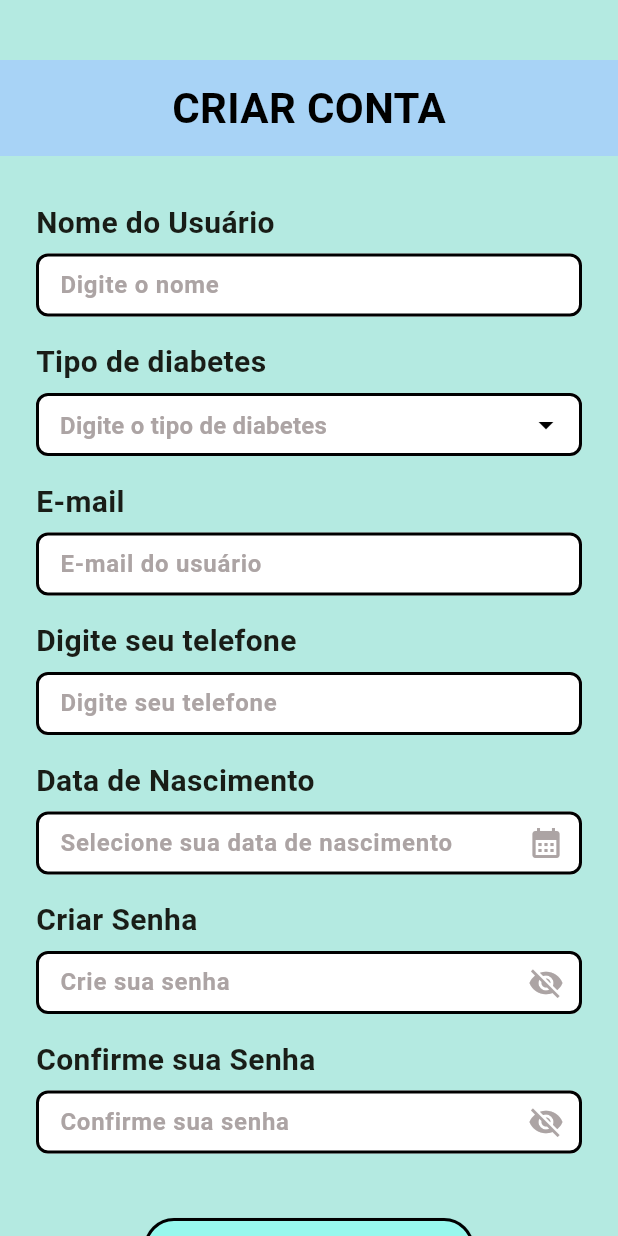
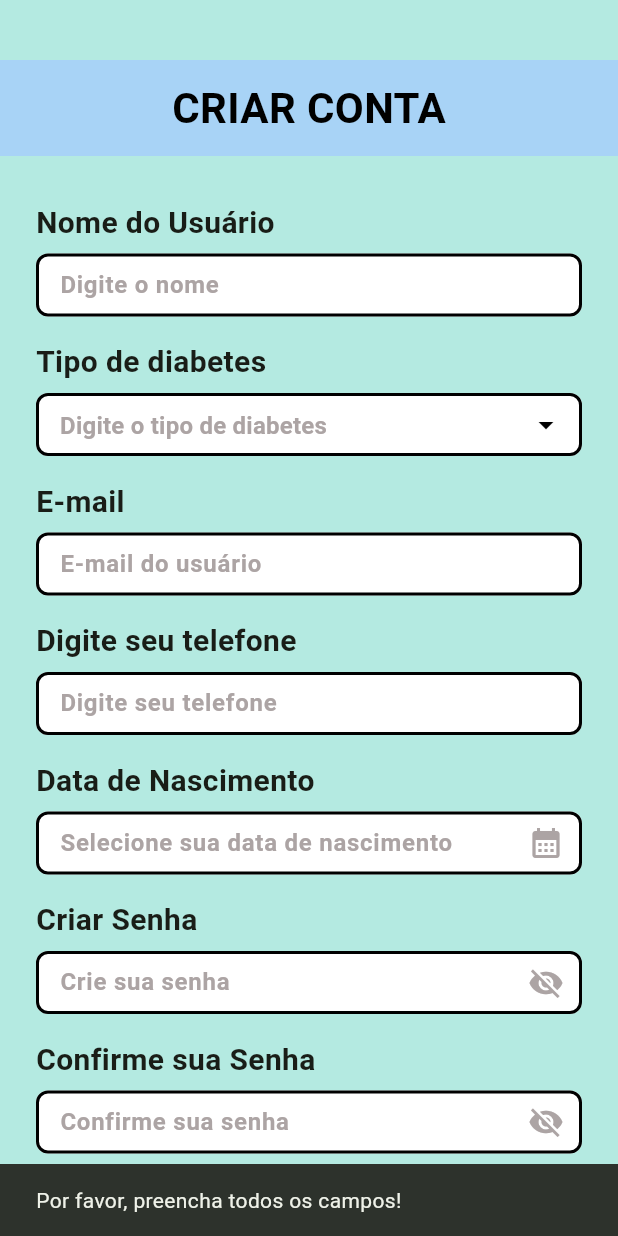
Before and after one commit to AndreyRP/SugarHealth, a Flutter app: the Cadastro screen opened by its route, after a tap on "Criar Conta", on a phone screen of 412 x 824 dp. Run offline on Flutter 3.47's test engine with Material 3 defaults, Android fonts, the phone set to English and light mode, and no system bars.

Commit message:
Implementação das funcionalidades das telas cadastro e login

```diff
--- a/lib/pages/cadastro.dart
+++ b/lib/pages/cadastro.dart
@@ -1,9 +1,14 @@
 import 'package:flutter/material.dart';
 import 'package:sugarhealth/widgets/buildLabel.dart';
 import 'package:sugarhealth/widgets/createBoxInput.dart';
-
 import '../widgets/inputDecoration.dart';
 
+String? nomeSalvo;
+String? tipoDiabetesSalvo;
+String? emailSalvo;
+String? telefoneSalvo;
+String? dataNascimentoSalva;
+String? senhaSalva;
 
 class Cadastro extends StatefulWidget {
   const Cadastro({super.key});
@@ -17,7 +22,14 @@ class _CadastroState extends State<Cadastro> {
   bool _obscureTextCon = true;
   String? _tipoDiabetesSelecionado;
   final List<String> _tiposDiabetes = ['Tipo 1', 'Tipo 2', 'Pré-diabetes'];
+
+  final TextEditingController _nomeController = TextEditingController();
+  final TextEditingController _emailController = TextEditingController();
+  final TextEditingController _telefoneController = TextEditingController();
   final TextEditingController _dataNascimentoController = TextEditingController();
+  final TextEditingController _senhaController = TextEditingController();
+  final TextEditingController _confirmaSenhaController = TextEditingController();
+
   DateTime? _dataSelecionada;
 
   Future<void> _selecionarData(BuildContext context) async {
@@ -39,6 +51,42 @@ class _CadastroState extends State<Cadastro> {
         _dataNascimentoController.text = "$dia/$mes/$ano";
       });
     }
+  }
+
+  void _realizarCadastro() {
+    if (_nomeController.text.isEmpty ||
+        _tipoDiabetesSelecionado == null ||
+        _emailController.text.isEmpty ||
+        _telefoneController.text.isEmpty ||
+        _dataNascimentoController.text.isEmpty ||
+        _senhaController.text.isEmpty ||
+        _confirmaSenhaController.text.isEmpty) {
+
+      ScaffoldMessenger.of(context).showSnackBar(
+        const SnackBar(content: Text('Por favor, preencha todos os campos!')),
+      );
+      return;
+    }
+
+    if (_senhaController.text != _confirmaSenhaController.text) {
+      ScaffoldMessenger.of(context).showSnackBar(
+        const SnackBar(content: Text('As senhas digitadas não coincidem!')),
+      );
+      return;
+    }
+
+    nomeSalvo = _nomeController.text;
+    tipoDiabetesSalvo = _tipoDiabetesSelecionado;
+    emailSalvo = _emailController.text;
+    telefoneSalvo = _telefoneController.text;
+    dataNascimentoSalva = _dataNascimentoController.text;
+    senhaSalva = _senhaController.text;
+
+    ScaffoldMessenger.of(context).showSnackBar(
+      const SnackBar(content: Text('Conta criada com sucesso!')),
+    );
+
+    Navigator.pushReplacementNamed(context, '/login');
   }
 
   @override
@@ -70,20 +118,16 @@ class _CadastroState extends State<Cadastro> {
                 padding: const EdgeInsets.symmetric(horizontal: 24.0),
                 child: Column(
                   children: [
-
-                    // --- CAMPO: NOME DO USUÁRIO ---
                     BuildInputLabel('Nome do Usuário'),
                     const SizedBox(height: 6),
                     BuildInputContainer(
                       child: TextField(
+                        controller: _nomeController,
                         decoration: InputStyles.BuildInputDecoration('Digite o nome'),
                       ),
                     ),
                     const SizedBox(height: 16),
 
-
-
-                    // --- CAMPO: TIPO DE DIABETES ---
                     BuildInputLabel('Tipo de diabetes'),
                     const SizedBox(height: 6),
                     BuildInputContainer(
@@ -120,29 +164,28 @@ class _CadastroState extends State<Cadastro> {
                     ),
                     const SizedBox(height: 16),
 
-                    // --- CAMPO: E-MAIL ---
                     BuildInputLabel('E-mail'),
                     const SizedBox(height: 6),
                     BuildInputContainer(
                       child: TextField(
+                        controller: _emailController,
                         keyboardType: TextInputType.emailAddress,
                         decoration: InputStyles.BuildInputDecoration('E-mail do usuário'),
                       ),
                     ),
                     const SizedBox(height: 16),
 
-                    // --- CAMPO: TELEFONE ---
                     BuildInputLabel('Digite seu telefone'),
                     const SizedBox(height: 6),
                     BuildInputContainer(
                       child: TextField(
+                        controller: _telefoneController,
                         keyboardType: TextInputType.phone,
                         decoration: InputStyles.BuildInputDecoration('Digite seu telefone'),
                       ),
                     ),
                     const SizedBox(height: 16),
 
-                    // --- CAMPO: DATA DE NASCIMENTO ---
                     BuildInputLabel('Data de Nascimento'),
                     const SizedBox(height: 6),
                     BuildInputContainer(
@@ -157,12 +200,11 @@ class _CadastroState extends State<Cadastro> {
                     ),
                     const SizedBox(height: 16),
 
-
-                    // --- CAMPO: CRIAR SENHA ---
                     BuildInputLabel('Criar Senha'),
                     const SizedBox(height: 6),
                     BuildInputContainer(
                       child: TextField(
+                        controller: _senhaController,
                         obscureText: _obscureText,
                         decoration: InputStyles.BuildInputDecoration('Crie sua senha').copyWith(
                           suffixIcon: IconButton(
@@ -177,11 +219,11 @@ class _CadastroState extends State<Cadastro> {
                     ),
                     const SizedBox(height: 16),
 
-                    // --- CAMPO: CONFIRME SUA SENHA ---
                     BuildInputLabel('Confirme sua Senha'),
                     const SizedBox(height: 6),
                     BuildInputContainer(
                       child: TextField(
+                        controller: _confirmaSenhaController,
                         obscureText: _obscureTextCon,
                         decoration: InputStyles.BuildInputDecoration('Confirme sua senha').copyWith(
                           suffixIcon: IconButton(
@@ -200,7 +242,6 @@ class _CadastroState extends State<Cadastro> {
 
               const SizedBox(height: 40),
 
-              // Botão de Criar Conta
               Center(
                 child: ElevatedButton(
                   style: ElevatedButton.styleFrom(
@@ -211,9 +252,7 @@ class _CadastroState extends State<Cadastro> {
                     ),
                     minimumSize: const Size(220, 42),
                   ),
-                  onPressed: () {
-                    print('Botão Clicado!');
-                  },
+                  onPressed: _realizarCadastro,
                   child: const Text(
                     'Criar Conta',
                     style: TextStyle(fontWeight: FontWeight.bold, fontSize: 20, color: Colors.black),
@@ -223,7 +262,6 @@ class _CadastroState extends State<Cadastro> {
 
               const SizedBox(height: 20),
 
-              // Botão de Informação/Ajuda no final da página
               Padding(
                 padding: const EdgeInsets.only(right: 16.0, bottom: 16.0),
                 child: Row(
@@ -234,7 +272,9 @@ class _CadastroState extends State<Cadastro> {
                       color: Colors.black,
                       iconSize: 30,
                       onPressed: () {
-                        print("Usuário pediu informação");
+                        ScaffoldMessenger.of(context).showSnackBar(
+                          const SnackBar(content: Text('Preencha os dados para criar seu perfil no Sugar Health.')),
+                        );
                       },
                     )
                   ],
```
Also changed, not shown: lib/pages/login.dart (+34 -15 lines), pubspec.lock.
